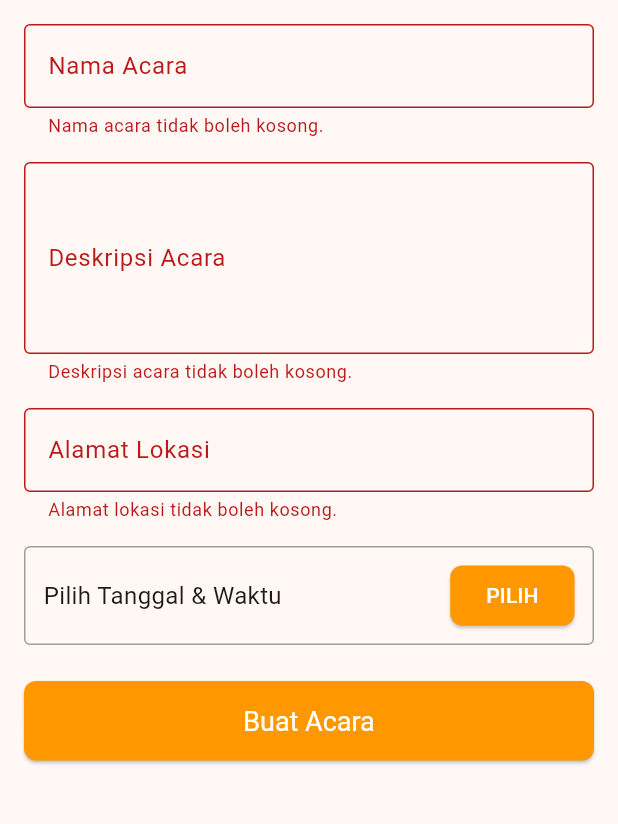
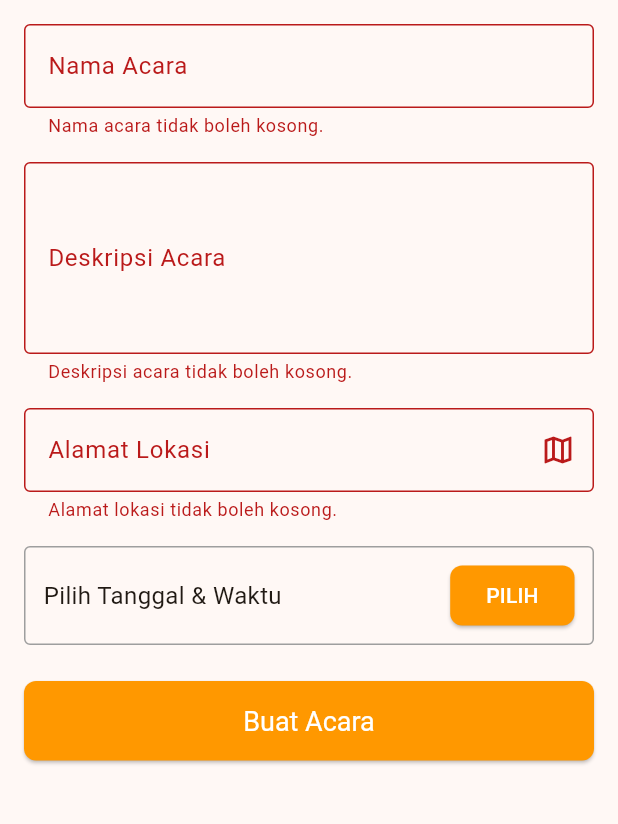
Before and after one commit to rantositorus/EventKita-app, a Flutter app: the CreateEventPage screen opened directly, after a tap on "Buat Acara", on a phone screen of 412 x 824 dp, the part 84-908 px from its top. Run offline on Flutter 3.47's test engine with Material 3 defaults, Android fonts, the phone set to English and light mode, and no system bars; our stand-ins replace cloud_firestore, dartz, equatable, firebase_auth, firebase_core, flutter_bloc and 2 more; accounts and stored records are empty.

Commit message:
add: map for create event

```diff
--- a/lib/features/event_management/presentation/widgets/event_form.dart
+++ b/lib/features/event_management/presentation/widgets/event_form.dart
@@ -1,7 +1,9 @@
 import 'package:event_kita_app/features/event_management/presentation/bloc/create_event/create_event_cubit.dart';
+import 'package:event_kita_app/features/event_management/presentation/screens/map_picker_page.dart';
 import 'package:flutter/material.dart';
 import 'package:flutter_bloc/flutter_bloc.dart';
 import 'package:intl/intl.dart';
+import 'package:latlong2/latlong.dart';
 import 'package:event_kita_app/features/event_management/domain/entities/event_entity.dart';
 
 typedef EventFormSubmitCallback = void Function(Map<String, dynamic> eventData);
@@ -22,6 +24,7 @@ class _EventFormState extends State<EventForm> {
   late TextEditingController _descriptionController;
   late TextEditingController _locationAddressController;
   DateTime? _selectedDateTime;
+  LatLng? _selectedLatLng;
 
   @override
   void initState() {
@@ -36,6 +39,13 @@ class _EventFormState extends State<EventForm> {
       text: widget.initialEvent?.location.address ?? '',
     );
     _selectedDateTime = widget.initialEvent?.dateTime;
+
+    if (widget.initialEvent != null) {
+      _selectedLatLng = LatLng(
+        widget.initialEvent!.location.latitude,
+        widget.initialEvent!.location.longitude,
+      );
+    }
   }
 
   @override
@@ -44,6 +54,20 @@ class _EventFormState extends State<EventForm> {
     _descriptionController.dispose();
     _locationAddressController.dispose();
     super.dispose();
+  }
+
+  Future<void> _openMapPicker() async {
+    final result = await Navigator.push<LocationResult>(
+      context,
+      MaterialPageRoute(builder: (context) => const MapPickerPage()),
+    );
+
+    if (result != null) {
+      setState(() {
+        _selectedLatLng = result.latLng;
+        _locationAddressController.text = result.address;
+      });
+    }
   }
 
   Future<void> _selectDateTime(BuildContext context) async {
@@ -86,11 +110,23 @@ class _EventFormState extends State<EventForm> {
         return;
       }
 
+      if (_selectedLatLng == null) {
+        ScaffoldMessenger.of(context).showSnackBar(
+          const SnackBar(
+            content: Text('Harap pilih lokasi dari peta.'),
+            backgroundColor: Colors.orange,
+          ),
+        );
+        return;
+      }
+
       final eventData = {
         'title': _titleController.text,
         'description': _descriptionController.text,
         'dateTime': _selectedDateTime!,
         'location_address': _locationAddressController.text,
+        'latitude': _selectedLatLng!.latitude,
+        'longitude': _selectedLatLng!.longitude,
       };
       widget.onSubmit(eventData);
     }
@@ -132,15 +168,21 @@ class _EventFormState extends State<EventForm> {
           const SizedBox(height: 16),
           TextFormField(
             controller: _locationAddressController,
-            decoration: const InputDecoration(
+            readOnly: true,
+            decoration: InputDecoration(
               labelText: 'Alamat Lokasi',
-              border: OutlineInputBorder(),
+              border: const OutlineInputBorder(),
+              suffixIcon: IconButton(
+                icon: const Icon(Icons.map_outlined),
+                onPressed: _openMapPicker,
+              ),
             ),
             validator:
                 (value) =>
                     (value == null || value.isEmpty)
                         ? 'Alamat lokasi tidak boleh kosong.'
                         : null,
+            onTap: _openMapPicker,
           ),
           const SizedBox(height: 16),
           Container(
@@ -160,7 +202,7 @@ class _EventFormState extends State<EventForm> {
                     _selectedDateTime == null
                         ? 'Pilih Tanggal & Waktu'
                         : DateFormat(
-                          'dd MMM yyyy, HH:mm',
+                          'dd MMM yy, HH:mm',
                           'id_ID',
                         ).format(_selectedDateTime!),
                     style: const TextStyle(fontSize: 16),
--- a/pubspec.yaml
+++ b/pubspec.yaml
@@ -17,6 +17,8 @@ dependencies:
   cloud_firestore: ^5.6.8
   uuid: ^4.5.1
   intl: ^0.20.2
+  flutter_map: ^8.1.1
+  http: ^1.4.0
 
 
 dev_dependencies:
@@ -25,8 +27,7 @@ dev_dependencies:
   flutter_lints: ^5.0.0
   build_runner: ^2.4.15
   json_serializable: ^6.9.5
-  build_runner: ^2.4.15
-  json_serializable: ^6.9.5
+
 
 flutter:
   uses-material-design: true
```
Also changed, not shown: lib/features/event_management/presentation/screens/map_picker_page.dart (added, +136 -0 lines), pubspec.lock, 3 other files.
